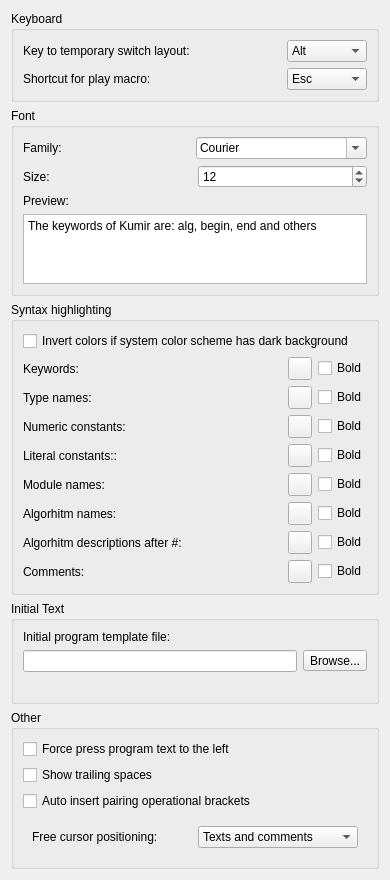
The window that src/plugins/editor/settingspage.ui (victor-yacovlev/kumir2) describes before a commit, drawn with Qt 5.
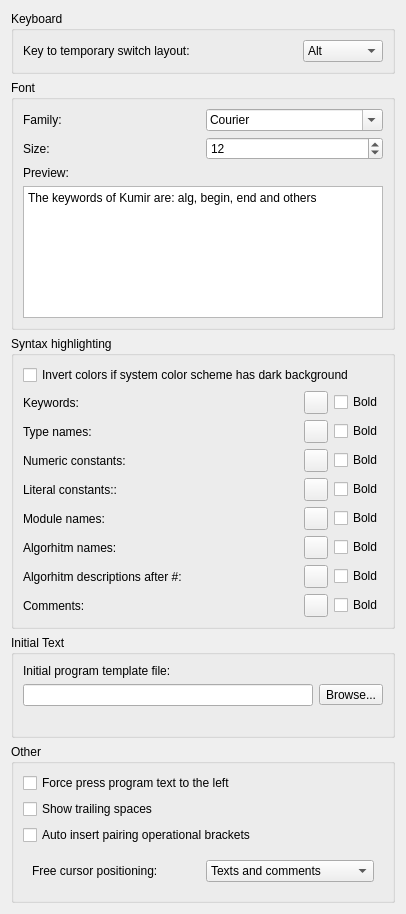
The same window after the commit. Custom widgets are drawn as their Qt base class.

Patch:
```diff
--- a/src/plugins/editor/settingspage.ui
+++ b/src/plugins/editor/settingspage.ui
@@ -6,8 +6,8 @@
    <rect>
     <x>0</x>
     <y>0</y>
-    <width>390</width>
-    <height>864</height>
+    <width>406</width>
+    <height>914</height>
    </rect>
   </property>
   <property name="windowTitle">
@@ -99,65 +99,6 @@
         </item>
        </layout>
       </item>
-      <item>
-       <layout class="QHBoxLayout" name="horizontalLayout_12">
-        <item>
-         <widget class="QLabel" name="label_13">
-          <property name="text">
-           <string>Shortcut for play macro:</string>
-          </property>
-         </widget>
-        </item>
-        <item>
-         <spacer name="horizontalSpacer_10">
-          <property name="orientation">
-           <enum>Qt::Horizontal</enum>
-          </property>
-          <property name="sizeType">
-           <enum>QSizePolicy::MinimumExpanding</enum>
-          </property>
-          <property name="sizeHint" stdset="0">
-           <size>
-            <width>40</width>
-            <height>20</height>
-           </size>
-          </property>
-         </spacer>
-        </item>
-        <item>
-         <widget class="QComboBox" name="macroPlayKey">
-          <property name="sizePolicy">
-           <sizepolicy hsizetype="Maximum" vsizetype="Fixed">
-            <horstretch>0</horstretch>
-            <verstretch>0</verstretch>
-           </sizepolicy>
-          </property>
-          <property name="minimumSize">
-           <size>
-            <width>80</width>
-            <height>0</height>
-           </size>
-          </property>
-          <property name="maximumSize">
-           <size>
-            <width>80</width>
-            <height>16777215</height>
-           </size>
-          </property>
-          <item>
-           <property name="text">
-            <string>Esc</string>
-           </property>
-          </item>
-          <item>
-           <property name="text">
-            <string>Ctrl+M</string>
-           </property>
-          </item>
-         </widget>
-        </item>
-       </layout>
-      </item>
      </layout>
     </widget>
    </item>
```
